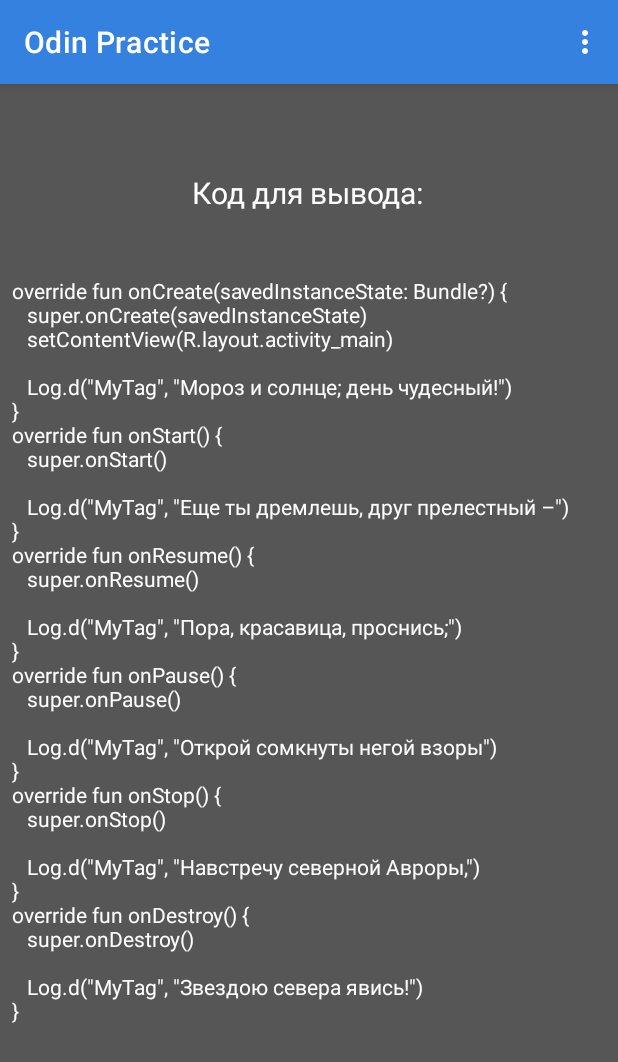
After one commit to DuskFal1/Odin_practice, an Android app: the Task2 screen opened directly, with no data from a screen before it, on a phone screen of 412 x 824 dp. The commit adds this screen. Shown: the top 1062 px of the screen. Run offline under Robolectric (Android 15) with nearby library versions, the phone set to English and light mode, and no system bars.

Commit message:
-добавлено решение второй задачи по практике -доделано меню переходов между активити и реализован выход из любого места

```diff
--- a/app/src/main/AndroidManifest.xml
+++ b/app/src/main/AndroidManifest.xml
@@ -7,10 +7,13 @@
         android:icon="@mipmap/ic_launcher"
         android:label="@string/app_name"
         android:logo="@drawable/logo"
+        android:noHistory="true"
         android:roundIcon="@mipmap/ic_launcher_round"
         android:supportsRtl="true"
-        android:noHistory="true"
         android:theme="@style/Theme.MyApplication">
+        <activity
+            android:name=".Task2"
+            android:exported="false" />
         <activity
             android:name=".ListTask"
             android:exported="false" />
--- a/app/src/main/java/com/example/myapplication/MainActivity.kt
+++ b/app/src/main/java/com/example/myapplication/MainActivity.kt
@@ -10,6 +10,7 @@ import kotlin.system.exitProcess
 
 class MainActivity : AppCompatActivity() {
     lateinit var bindingClass: ActivityMainBinding
+
     override fun onCreate(savedInstanceState: Bundle?) {
         super.onCreate(savedInstanceState)
         bindingClass = ActivityMainBinding.inflate(layoutInflater)
@@ -21,6 +22,7 @@ class MainActivity : AppCompatActivity() {
         bindingClass.btnStart.setOnClickListener {
             val intent = Intent(this, ListTask::class.java)
             startActivity(intent)
+            finish()
         }
     }
 
@@ -33,7 +35,7 @@ class MainActivity : AppCompatActivity() {
     override fun onOptionsItemSelected(item: MenuItem): Boolean {
         when(item.itemId){
             R.id.action_exit -> {
-                exitProcess(-1)
+                System.exit(0)
             }
         }
         return super.onOptionsItemSelected(item)
--- /dev/null
+++ b/app/src/main/java/com/example/myapplication/Task2.kt
@@ -0,0 +1,86 @@
+package com.example.myapplication
+
+import android.content.Intent
+import androidx.appcompat.app.AppCompatActivity
+import android.os.Bundle
+import android.view.Menu
+import android.view.MenuItem
+import com.example.myapplication.databinding.Task2Binding
+import java.util.zip.Inflater
+
+class Task2 : AppCompatActivity() {
+    lateinit var bindingClass: Task2Binding
+
+    override fun onCreate(savedInstanceState: Bundle?) {
+        super.onCreate(savedInstanceState)
+        bindingClass = Task2Binding.inflate(layoutInflater)
+        setContentView(bindingClass.root)
+
+        val textTask2 =
+                "override fun onCreate(savedInstanceState: Bundle?) {\n" +
+                "   super.onCreate(savedInstanceState)\n" +
+                "   setContentView(R.layout.activity_main)\n" +
+                "\n" +
+                "   Log.d(\"MyTag\", \"Мороз и солнце; день чудесный!\")" +
+                "\n}" +
+                "\n" +
+                "override fun onStart() {\n" +
+                "   super.onStart()\n" +
+                "\n" +
+                "   Log.d(\"MyTag\", \"Еще ты дремлешь, друг прелестный –\")" +
+                "\n}" +
+                "\n" +
+                "override fun onResume() {\n" +
+                "   super.onResume()\n" +
+                "\n" +
+                "   Log.d(\"MyTag\", \"Пора, красавица, проснись;\")" +
+                "\n}" +
+                "\n" +
+                "override fun onPause() {\n" +
+                "   super.onPause()\n" +
+                "\n" +
+                "   Log.d(\"MyTag\", \"Открой сомкнуты негой взоры\")" +
+                "\n}" +
+                "\n" +
+                "override fun onStop() {\n" +
+                "   super.onStop()\n" +
+                "\n" +
+                "   Log.d(\"MyTag\", \"Навстречу северной Авроры,\")" +
+                "\n}" +
+                "\n" +
+                "override fun onDestroy() {\n" +
+                "   super.onDestroy()\n" +
+                "\n" +
+                "   Log.d(\"MyTag\", \"Звездою севера явись!\")" +
+                "\n}"
+
+        bindingClass.tvTask2.text = textTask2
+    }
+
+    override fun onCreateOptionsMenu(menu: Menu?): Boolean {
+        val inflater = menuInflater
+        inflater.inflate(R.menu.menu_task, menu)
+        return super.onCreateOptionsMenu(menu)
+    }
+
+    override fun onOptionsItemSelected(item: MenuItem): Boolean {
+        when(item.itemId){
+            R.id.action_to_home -> {
+                val intent = Intent(this, MainActivity::class.java)
+                startActivity(intent)
+                finish()
+            }
+
+            R.id.action_to_tasks -> {
+                val intent = Intent(this, ListTask::class.java)
+                startActivity(intent)
+                finish()
+            }
+
+            R.id.action_exit -> {
+                System.exit(0)
+            }
+        }
+        return super.onOptionsItemSelected(item)
+    }
+}
--- a/app/src/main/res/layout/activity_main.xml
+++ b/app/src/main/res/layout/activity_main.xml
@@ -5,7 +5,7 @@
     android:layout_width="match_parent"
     android:layout_height="match_parent"
     android:background="#575656"
-    tools:context=".Task1">
+    tools:context=".MainActivity">
 
     <TextView
         android:id="@+id/tvStart"
--- a/app/src/main/res/layout/list_task.xml
+++ b/app/src/main/res/layout/list_task.xml
@@ -5,7 +5,7 @@
     android:layout_width="match_parent"
     android:layout_height="match_parent"
     android:background="#575656"
-    tools:context=".MainActivity">
+    tools:context=".ListTask">
 
     <TextView
         android:id="@+id/tvTask"
--- a/app/src/main/res/layout/task1.xml
+++ b/app/src/main/res/layout/task1.xml
@@ -1,11 +1,12 @@
 <?xml version="1.0" encoding="utf-8"?>
-<androidx.constraintlayout.widget.ConstraintLayout xmlns:android="http://schemas.android.com/apk/res/android"
+<androidx.constraintlayout.widget.ConstraintLayout
+    xmlns:android="http://schemas.android.com/apk/res/android"
     xmlns:app="http://schemas.android.com/apk/res-auto"
     xmlns:tools="http://schemas.android.com/tools"
     android:layout_width="match_parent"
     android:layout_height="match_parent"
     android:background="#575656"
-    tools:context=".MainActivity">
+    tools:context=".Task1">
 
     <TextView
         android:id="@+id/task1Header"
--- /dev/null
+++ b/app/src/main/res/layout/task2.xml
@@ -0,0 +1,39 @@
+<?xml version="1.0" encoding="utf-8"?>
+<androidx.constraintlayout.widget.ConstraintLayout
+    xmlns:android="http://schemas.android.com/apk/res/android"
+    xmlns:app="http://schemas.android.com/apk/res-auto"
+    xmlns:tools="http://schemas.android.com/tools"
+    android:layout_width="match_parent"
+    android:layout_height="match_parent"
+    android:background="#575656"
+    tools:context=".Task2">
+
+    <TextView
+        android:id="@+id/tvTask2Header"
+        android:layout_width="wrap_content"
+        android:layout_height="wrap_content"
+        android:text="Код для вывода:"
+        android:textColor="#FDFDFD"
+        android:textSize="20sp"
+        app:layout_constraintBottom_toBottomOf="parent"
+        app:layout_constraintEnd_toEndOf="parent"
+        app:layout_constraintHorizontal_bias="0.498"
+        app:layout_constraintStart_toStartOf="parent"
+        app:layout_constraintTop_toTopOf="parent"
+        app:layout_constraintVertical_bias="0.079" />
+
+    <TextView
+        android:id="@+id/tvTask2"
+        android:layout_width="0dp"
+        android:layout_height="wrap_content"
+        android:layout_marginStart="8dp"
+        android:layout_marginTop="128dp"
+        android:gravity="left"
+        android:text="Task2"
+        android:textColor="#FDFDFD"
+        android:textSize="14sp"
+        app:layout_constraintEnd_toEndOf="parent"
+        app:layout_constraintHorizontal_bias="0.0"
+        app:layout_constraintStart_toStartOf="parent"
+        app:layout_constraintTop_toTopOf="parent" />
+</androidx.constraintlayout.widget.ConstraintLayout>
--- a/app/src/main/res/menu/menu_task.xml
+++ b/app/src/main/res/menu/menu_task.xml
@@ -4,9 +4,9 @@
     tools:context=".ListTask">
 
     <item
-        android:id="@+id/action_home"
+        android:id="@+id/action_to_home"
         android:orderInCategory="1"
-        android:title="@string/action_home"
+        android:title="На главную"
         app:showAsAction="never"/>
 
     <item
@@ -14,4 +14,10 @@
         android:orderInCategory="2"
         android:title="@string/action_to_tasks"
         app:showAsAction="never"/>
+
+    <item
+        android:id="@+id/action_exit"
+        android:orderInCategory="3"
+        android:title="Выход"
+        app:showAsAction="never"/>
 </menu>
```
Also changed, not shown: app/src/main/java/com/example/myapplication/ListTask.kt (+12 -0 lines), app/src/main/java/com/example/myapplication/Task1.kt (+7 -1 lines), app/src/main/res/menu/menu_tasks.xml (+7 -1 lines).
